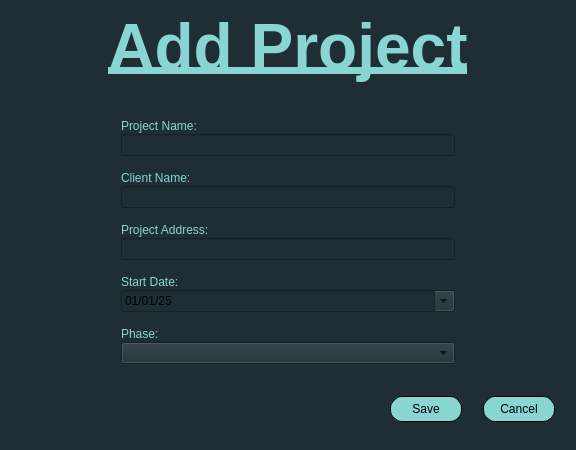
First picture: the form in src/ui/AddProject.ui, repository CanMatthewCode/ArchitectsLog, before the edit.
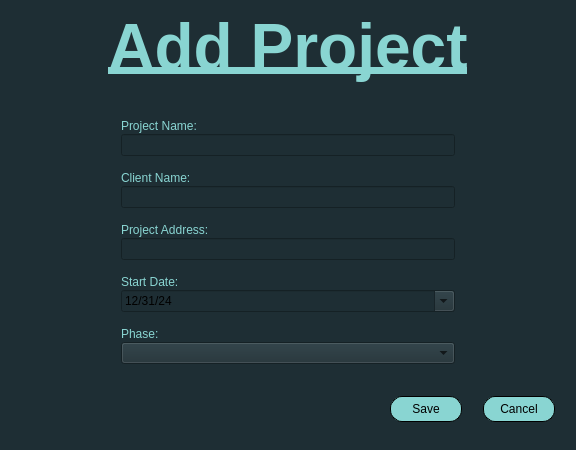
Second picture: the form after the edit.

Commit message: modify size and names of entities in AddArchitect.ui/.py, AddProject.ui/.py, ViewArchitects.ui/.py, ViewProjects.ui/.py, ViewTimeEntries.ui/.py

Patch:
```diff
--- a/src/ui/AddProject.ui
+++ b/src/ui/AddProject.ui
@@ -158,9 +158,9 @@
          </property>
          <property name="minimumDate">
           <date>
-           <year>2025</year>
-           <month>1</month>
-           <day>1</day>
+           <year>2024</year>
+           <month>12</month>
+           <day>31</day>
           </date>
          </property>
          <property name="currentSection">
```
The commit also changes 9 other files.
